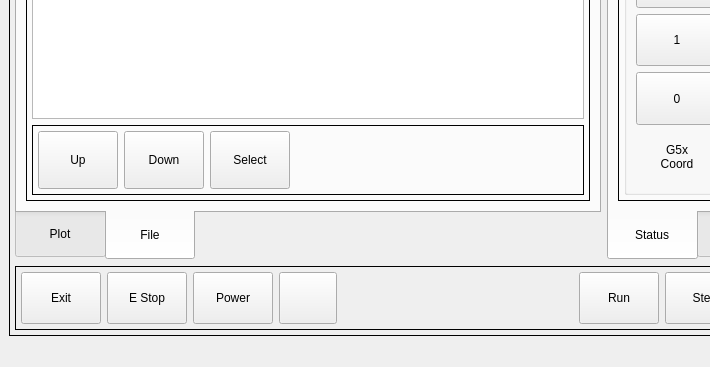
The window that bp_touch/ui/mainwindow.ui (jethornton/bp_touch) describes before a commit, drawn with Qt 5; both pictures show x 0 to 710 and y 412 to 779 of the 1024 by 779 pixel window.
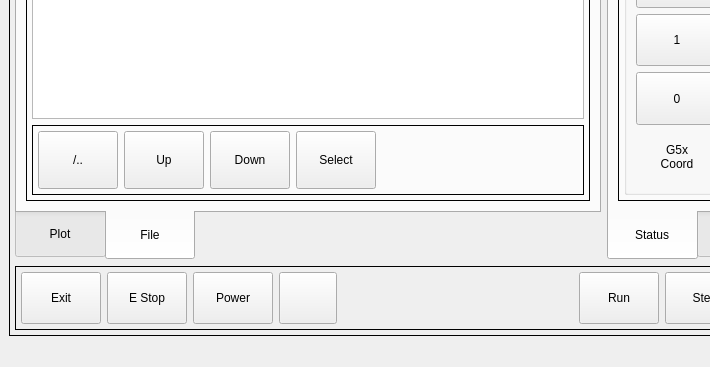
The same window after the commit. The open tabs and pages were chosen to show the change. Custom widgets are drawn as their Qt base class.

Commit message: add navParent button to file tab

Patch:
```diff
--- a/bp_touch/ui/mainwindow.ui
+++ b/bp_touch/ui/mainwindow.ui
@@ -259,28 +259,28 @@
                  <property name="bottomMargin">
                   <number>5</number>
                  </property>
-                 <item row="0" column="1">
+                 <item row="0" column="2">
                   <widget class="QPushButton" name="navDown">
                    <property name="text">
                     <string>Down</string>
                    </property>
                   </widget>
                  </item>
-                 <item row="0" column="3">
+                 <item row="0" column="4">
                   <widget class="QPushButton" name="navSelect">
                    <property name="text">
                     <string>Select</string>
                    </property>
                   </widget>
                  </item>
-                 <item row="0" column="0">
+                 <item row="0" column="1">
                   <widget class="QPushButton" name="navUp">
                    <property name="text">
                     <string>Up</string>
                    </property>
                   </widget>
                  </item>
-                 <item row="0" column="4">
+                 <item row="0" column="5">
                   <spacer name="horizontalSpacer_2">
                    <property name="orientation">
                     <enum>Qt::Horizontal</enum>
@@ -293,6 +293,13 @@
                    </property>
                   </spacer>
                  </item>
+                 <item row="0" column="0">
+                  <widget class="QPushButton" name="navParent">
+                   <property name="text">
+                    <string>/..</string>
+                   </property>
+                  </widget>
+                 </item>
                 </layout>
                </widget>
               </item>
```
Left out of the diff: 46 changed lines with no effect on the pictures.
